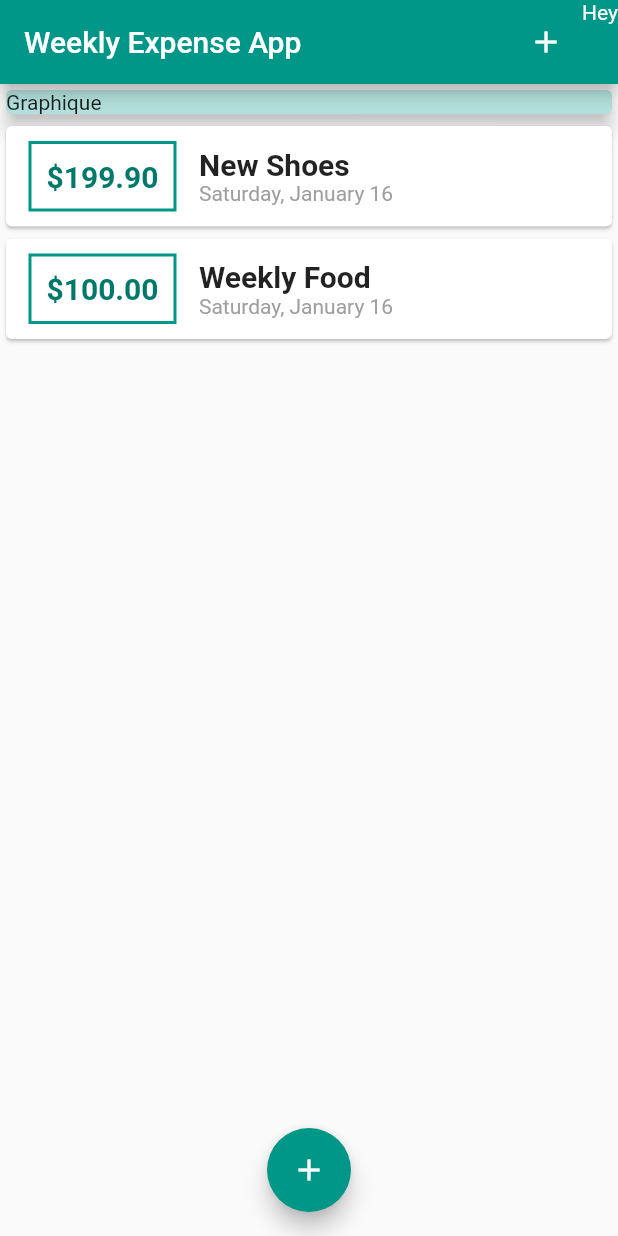
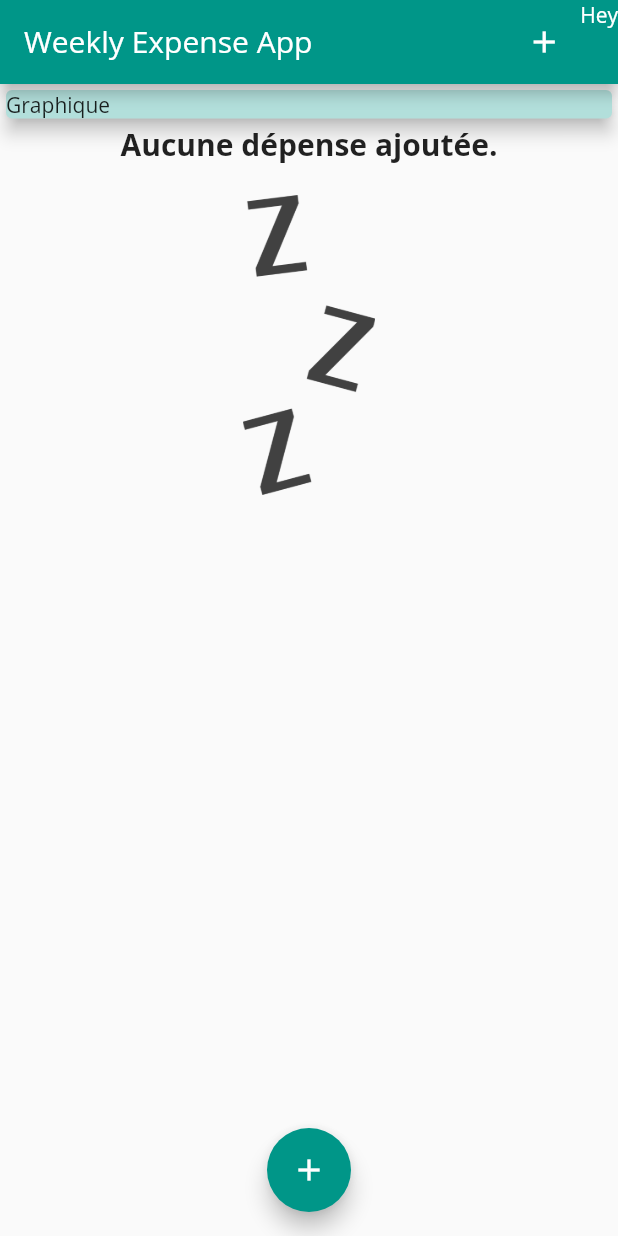
Before and after one commit to NoeBerdoz/WeeklyExpenseApp, a Flutter app: the screen it shows after launch, on a phone screen of 412 x 824 dp. Run offline on Flutter 3.47's test engine with Material 2 defaults, Android fonts, the phone set to English and light mode, and no system bars.

Commit message:
Added fonts and image when no entry

```diff
--- a/lib/main.dart
+++ b/lib/main.dart
@@ -17,6 +17,7 @@ class MyApp extends StatelessWidget {
       home: MyHomePage(),
       theme: ThemeData(
         primarySwatch: Colors.teal,
+        fontFamily: 'OpenSans',
       ),
     );
   }
@@ -31,7 +32,7 @@ class MyHomePage extends StatefulWidget {
 class _MyHomePageState extends State<MyHomePage> {
 
   final List<Transaction> _userTransaction = [
-    Transaction(
+    /*Transaction(
       id: 't1',
       title: 'New Shoes',
       amount: 199.90,
@@ -42,7 +43,7 @@ class _MyHomePageState extends State<MyHomePage> {
       title: 'Weekly Food',
       amount: 100,
       date: DateTime.now(),
-    )
+    )*/
   ];
 
   void _addNewTransaction(String title, double amount) {
--- a/lib/widgets/transaction_list.dart
+++ b/lib/widgets/transaction_list.dart
@@ -11,7 +11,27 @@ class Transactionlist extends StatelessWidget {
   Widget build(BuildContext context) {
     return Container(
       height: 380, // TODO make it responsive
-        child: ListView.builder(
+        child: transactions.isEmpty ? Column(children: <Widget>[
+          Text(
+            'Aucune dépense ajoutée.',
+            style: TextStyle(
+              fontFamily: 'OpenSans',
+              fontSize: 20,
+              fontWeight: FontWeight.bold
+            ),
+          ),
+          SizedBox( // Invisible Separator
+            height: 20,
+          ),
+          Container(
+              height: 200,
+              child: Image.asset(
+                'assets/images/waiting.png',
+                fit: BoxFit.cover,
+              )
+          )
+
+        ],) : ListView.builder(
             itemBuilder: (ctx, index) {
               return Card(
                   child: Row(
```
Also changed, not shown: pubspec.yaml (+13 -0 lines), assets/fonts/Open_Sans/OpenSans-Bold.ttf (added), assets/fonts/Open_Sans/OpenSans-Regular.ttf (added), assets/fonts/Quicksand/Quicksand-Bold.ttf (added), assets/fonts/Quicksand/Quicksand-Regular.ttf (added), assets/images/waiting.png (added).
